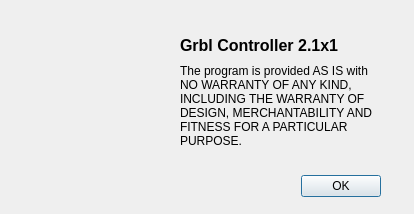
Qt form about.ui (apsystems/GrblHoming) before a commit.
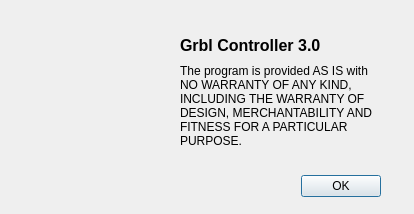
The same form after that commit. Icons and pictures are not drawn.

Commit message: Near-complete rewrite of Grbl Controller. Released as V3.0 on Mac, Windows, Linux

The edit to the form file:
```diff
--- a/about.ui
+++ b/about.ui
@@ -81,7 +81,7 @@
     </font>
    </property>
    <property name="text">
-    <string>Grbl Controller 2.1x1</string>
+    <string>Grbl Controller 3.0</string>
    </property>
   </widget>
   <widget class="QLabel" name="label_2">
```
The commit also changes 47 other files.
